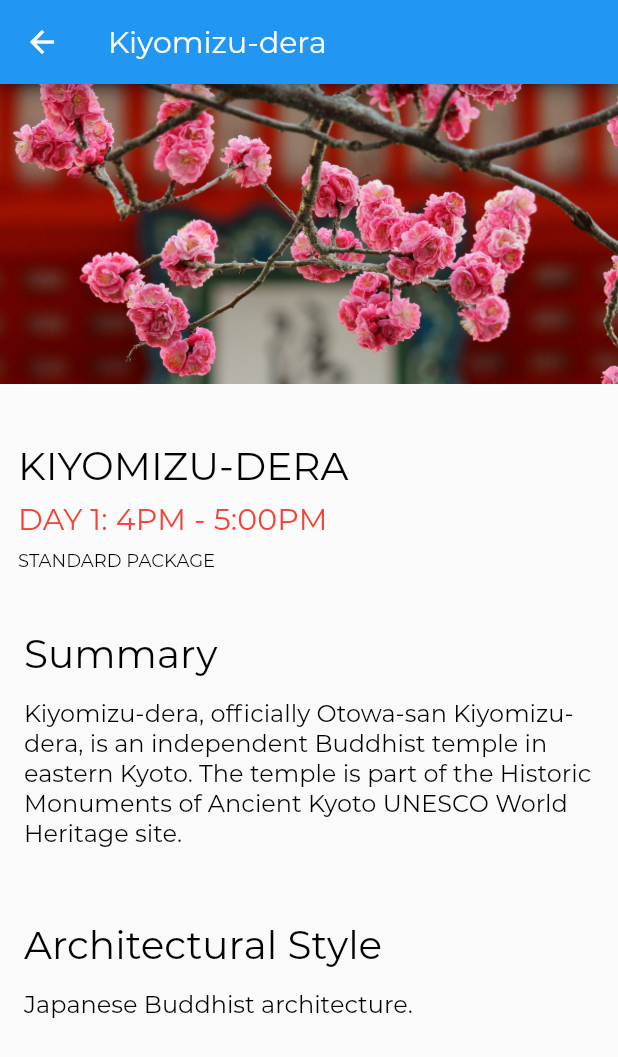
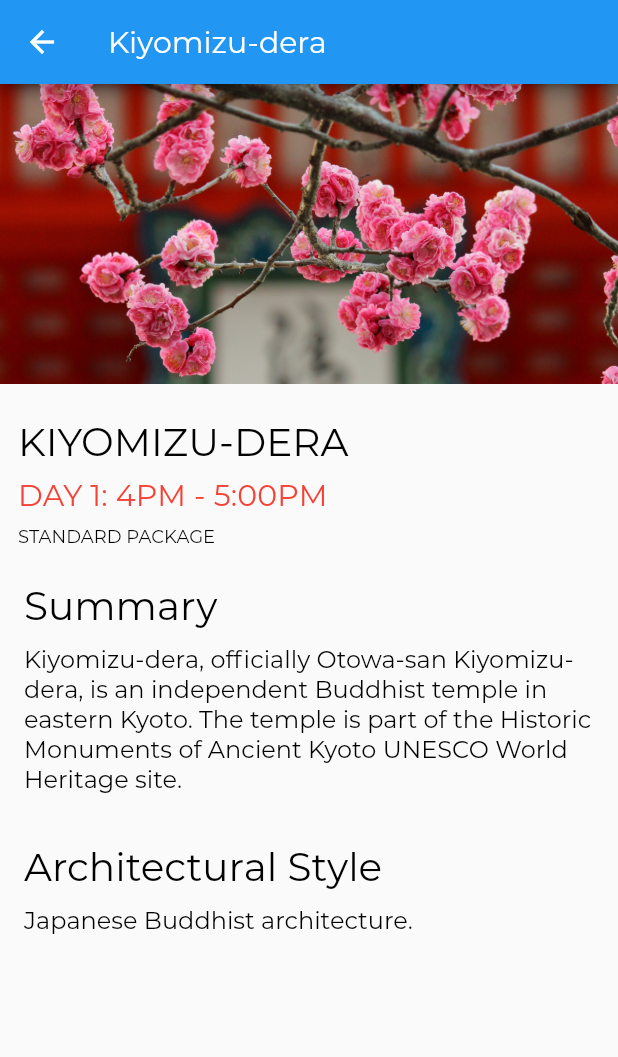
Before and after one commit to activesince93/first_flutter_app, a Flutter app: the screen it shows after launch, after a tap on "KIYOMIZU-DERA", on a phone screen of 412 x 824 dp. Shown: the top 1057 px of the screen. Run offline on Flutter 3.47's test engine with Material 2 defaults, Android fonts, the phone set to English and light mode, and no system bars.

Commit message:
- Adjusted padding

```diff
--- a/lib/location_detail/location_detail.dart
+++ b/lib/location_detail/location_detail.dart
@@ -17,19 +17,21 @@ class LocationDetail extends StatelessWidget {
       appBar: AppBar(
         title: Text(location.name),
       ),
-      body: Column(
+      body: SingleChildScrollView(
+        child: Column(
           mainAxisAlignment: MainAxisAlignment.start,
           crossAxisAlignment: CrossAxisAlignment.stretch,
           children: [
             ImageBanner(imagePath: location.imagePath),
             Padding(
-            padding: EdgeInsets.all(16.0),
+              padding: EdgeInsets.fromLTRB(0.0, 16.0, 0.0, 0.0),
             ),
             LocationTile(
               location: location,
               darkTheme: false,
             )
           ]..addAll(textSections(location)),
+        ),
       ),
     );
   }
--- a/lib/widgets/text_section.dart
+++ b/lib/widgets/text_section.dart
@@ -15,7 +15,7 @@ class TextSection extends StatelessWidget {
       crossAxisAlignment: CrossAxisAlignment.stretch,
       children: <Widget>[
         Container(
-          padding: EdgeInsets.fromLTRB(_hPad, 32.0, _hPad, 4.0),
+          padding: EdgeInsets.fromLTRB(_hPad, 16.0, _hPad, 0.0),
           child: Text(
               _title,
             style: Theme.of(context).textTheme.title,
```
Lines whose indentation alone changed are shown as unchanged.
